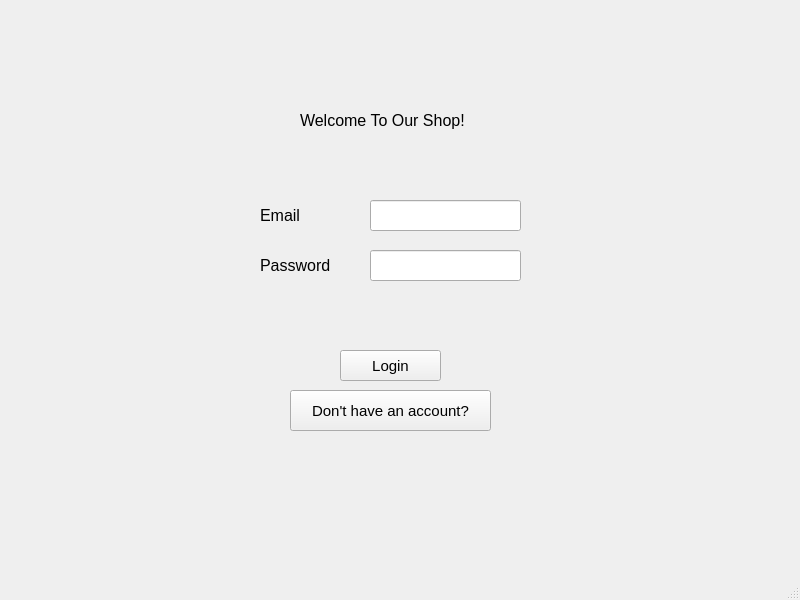
First picture: the form in front end/login.ui, repository Eugeo101/Commerce-Marketplace-system, before the edit.
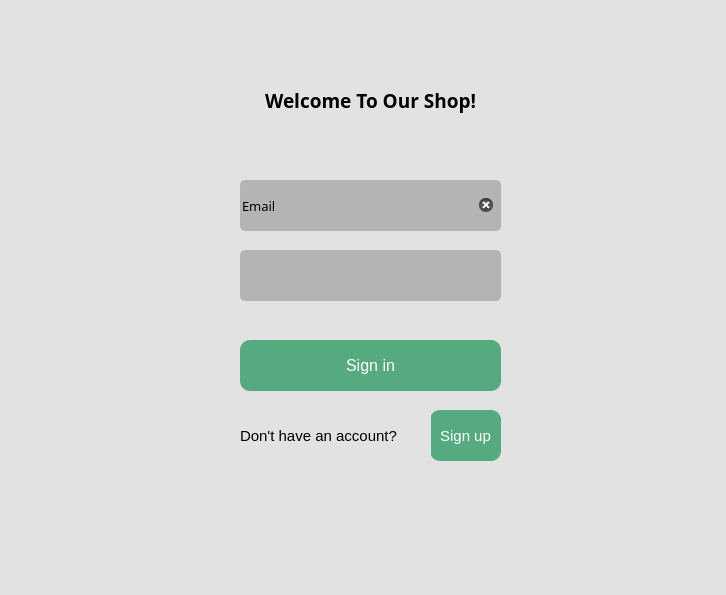
Second picture: the form after the edit.

The edit to the form file:
```diff
--- a/front end/login.ui
+++ b/front end/login.ui
@@ -6,128 +6,192 @@
    <rect>
     <x>0</x>
     <y>0</y>
-    <width>800</width>
-    <height>600</height>
+    <width>726</width>
+    <height>595</height>
    </rect>
   </property>
   <property name="windowTitle">
    <string>MainWindow</string>
   </property>
+  <property name="autoFillBackground">
+   <bool>false</bool>
+  </property>
+  <property name="styleSheet">
+   <string notr="true">background-color: rgb(226, 226, 226);</string>
+  </property>
+  <property name="inputMethodHints">
+   <set>Qt::ImhNone</set>
+  </property>
   <widget class="QWidget" name="centralwidget">
-   <widget class="QLabel" name="passwordlabel">
-    <property name="geometry">
-     <rect>
-      <x>260</x>
-      <y>250</y>
-      <width>101</width>
-      <height>31</height>
-     </rect>
-    </property>
-    <property name="font">
-     <font>
-      <pointsize>12</pointsize>
-     </font>
-    </property>
-    <property name="text">
-     <string>Password</string>
-    </property>
-   </widget>
-   <widget class="QLabel" name="emaillabel">
-    <property name="geometry">
-     <rect>
-      <x>260</x>
-      <y>200</y>
-      <width>91</width>
-      <height>31</height>
-     </rect>
-    </property>
-    <property name="font">
-     <font>
-      <pointsize>12</pointsize>
-     </font>
-    </property>
-    <property name="text">
-     <string>Email</string>
-    </property>
-    <property name="wordWrap">
-     <bool>false</bool>
-    </property>
-   </widget>
    <widget class="QLabel" name="welcomelabel">
     <property name="geometry">
      <rect>
-      <x>300</x>
-      <y>100</y>
-      <width>211</width>
-      <height>41</height>
+      <x>150</x>
+      <y>60</y>
+      <width>441</width>
+      <height>81</height>
      </rect>
     </property>
     <property name="font">
      <font>
-      <pointsize>12</pointsize>
+      <family>Yu Gothic UI Semibold</family>
+      <pointsize>14</pointsize>
+      <weight>75</weight>
+      <bold>true</bold>
      </font>
     </property>
+    <property name="styleSheet">
+     <string notr="true"/>
+    </property>
     <property name="text">
      <string>Welcome To Our Shop!</string>
     </property>
-    <property name="wordWrap">
+    <property name="scaledContents">
      <bool>false</bool>
     </property>
+    <property name="alignment">
+     <set>Qt::AlignCenter</set>
+    </property>
+    <property name="wordWrap">
+     <bool>true</bool>
+    </property>
    </widget>
    <widget class="QPushButton" name="loginbutton">
     <property name="geometry">
      <rect>
-      <x>340</x>
-      <y>350</y>
-      <width>101</width>
-      <height>31</height>
+      <x>240</x>
+      <y>340</y>
+      <width>261</width>
+      <height>51</height>
      </rect>
     </property>
     <property name="font">
      <font>
-      <pointsize>11</pointsize>
+      <family>Yu Gothic UI</family>
+      <pointsize>12</pointsize>
      </font>
     </property>
+    <property name="autoFillBackground">
+     <bool>false</bool>
+    </property>
+    <property name="styleSheet">
+     <string notr="true">border-radius: 10px;
+color: rgb(255, 255, 255);
+background-color: rgb(85, 170, 127);</string>
+    </property>
     <property name="text">
-     <string>Login</string>
+     <string>Sign in</string>
     </property>
    </widget>
    <widget class="QLineEdit" name="passwordin">
     <property name="geometry">
      <rect>
-      <x>370</x>
+      <x>240</x>
       <y>250</y>
-      <width>151</width>
-      <height>31</height>
+      <width>261</width>
+      <height>51</height>
      </rect>
     </property>
+    <property name="font">
+     <font>
+      <family>Yu Gothic UI Light</family>
+      <pointsize>11</pointsize>
+      <weight>50</weight>
+      <bold>false</bold>
+     </font>
+    </property>
+    <property name="styleSheet">
+     <string notr="true">border-radius: 5px;
+background-color: rgb(180, 180, 180);</string>
+    </property>
+    <property name="text">
+     <string/>
+    </property>
+    <property name="alignment">
+     <set>Qt::AlignJustify|Qt::AlignVCenter</set>
+    </property>
+    <property name="clearButtonEnabled">
+     <bool>true</bool>
+    </property>
    </widget>
    <widget class="QPushButton" name="donthavebutton">
     <property name="geometry">
      <rect>
-      <x>290</x>
-      <y>390</y>
-      <width>201</width>
-      <height>41</height>
+      <x>430</x>
+      <y>410</y>
+      <width>71</width>
+      <height>51</height>
      </rect>
     </property>
     <property name="font">
      <font>
+      <family>Yu Gothic UI</family>
       <pointsize>11</pointsize>
      </font>
     </property>
+    <property name="styleSheet">
+     <string notr="true">border-radius: 10px;
+color: rgb(255, 255, 255);
+background-color: rgb(85, 170, 127);</string>
+    </property>
     <property name="text">
-     <string>Don't have an account?</string>
+     <string>Sign up</string>
     </property>
    </widget>
    <widget class="QLineEdit" name="mailin">
     <property name="geometry">
      <rect>
-      <x>370</x>
-      <y>200</y>
-      <width>151</width>
-      <height>31</height>
+      <x>240</x>
+      <y>180</y>
+      <width>261</width>
+      <height>51</height>
      </rect>
+    </property>
+    <property name="font">
+     <font>
+      <family>Yu Gothic UI Light</family>
+      <pointsize>10</pointsize>
+      <weight>50</weight>
+      <bold>false</bold>
+     </font>
+    </property>
+    <property name="styleSheet">
+     <string notr="true">border-radius: 5px;
+background-color: rgb(180, 180, 180);</string>
+    </property>
+    <property name="inputMethodHints">
+     <set>Qt::ImhEmailCharactersOnly</set>
+    </property>
+    <property name="text">
+     <string>Email</string>
+    </property>
+    <property name="frame">
+     <bool>true</bool>
+    </property>
+    <property name="alignment">
+     <set>Qt::AlignJustify|Qt::AlignVCenter</set>
+    </property>
+    <property name="clearButtonEnabled">
+     <bool>true</bool>
+    </property>
+   </widget>
+   <widget class="QLabel" name="donthavelabel">
+    <property name="geometry">
+     <rect>
+      <x>240</x>
+      <y>410</y>
+      <width>191</width>
+      <height>51</height>
+     </rect>
+    </property>
+    <property name="font">
+     <font>
+      <family>Yu Gothic UI</family>
+      <pointsize>11</pointsize>
+     </font>
+    </property>
+    <property name="text">
+     <string>Don't have an account?</string>
     </property>
    </widget>
   </widget>
```
Left out of the diff: 2 changed lines with no effect on the pictures.
